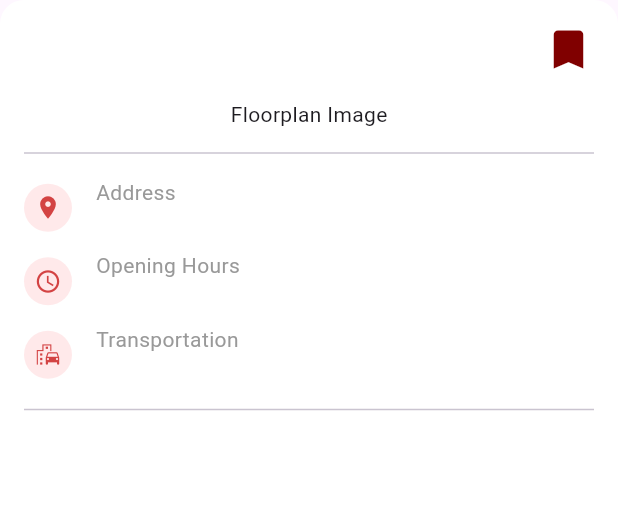
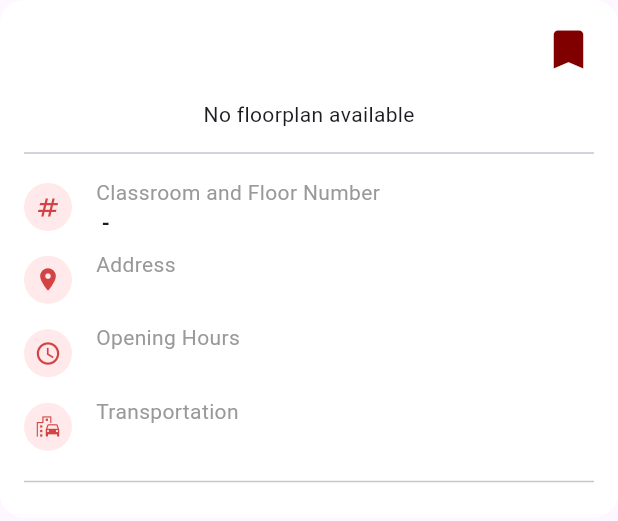
Before and after one commit to dddelacruz/UPClassroomFinder_AY2324_CS192, a Flutter app: the ClassroomDetailPage widget shown alone on an empty page, opened directly with empty values, on a phone screen of 412 x 824 dp. Shown: the top 521 px of the screen. Run offline on Flutter 3.47's test engine with Material 3 defaults, Android fonts, the light colour scheme and no system bars; our stand-ins replace cloud_firestore, firebase_core, flutter_map, latlong2, shared_preferences; accounts and stored records are empty; statements that could not run were skipped.

```diff
--- a/up_classroom_finder_ay2324_cs192/lib/pages/classroomdetail_page.dart
+++ b/up_classroom_finder_ay2324_cs192/lib/pages/classroomdetail_page.dart
@@ -1,4 +1,5 @@
 import 'package:flutter/material.dart';
+import 'package:up_classroom_finder_ay2324_cs192/pages/floorplan_listofimages.dart';
 import 'package:up_classroom_finder_ay2324_cs192/pages/floorplan_page.dart';
 
 class ClassroomDetailPage extends StatelessWidget {
@@ -12,7 +13,6 @@ class ClassroomDetailPage extends StatelessWidget {
       children: [
         Container(
             padding: EdgeInsets.all(16),
-            height: 600,
             decoration: BoxDecoration(
                 borderRadius: BorderRadius.circular(16), color: Colors.white),
             child: Column(
@@ -44,13 +44,48 @@ class ClassroomDetailPage extends StatelessWidget {
                     children: [
                       SizedBox(
                           width: MediaQuery.of(context).size.width - 80,
-                          child: Center(child: Text("Floorplan Image"))),
+                          child: FloorPlanImagePageList(
+                              buildingName: upclassroom['LOCATION'],
+                              floorNumber: upclassroom['FLOOR NUMBER'])),
                     ],
                   ),
                 ), // floorplan image row
                 Divider(),
                 Padding(
                   padding: EdgeInsets.only(top: 8, bottom: 8),
+                  child: Row(
+                    children: [
+                      CircleAvatar(
+                        radius: 16,
+                        backgroundColor: Color(0xffffe9ea),
+                        child: Icon(Icons.numbers_sharp,
+                            size: 18, color: Color(0xffd34343)),
+                      ),
+                      Padding(
+                        padding: EdgeInsets.only(left: 16),
+                        child: Column(
+                          crossAxisAlignment: CrossAxisAlignment.start,
+                          children: [
+                            Text("Classroom and Floor Number",
+                                style: TextStyle(color: Color(0xff999999))),
+                            SizedBox(
+                              width: MediaQuery.of(context).size.width - 80,
+                              child: Text(
+                                  upclassroom['CLASSROOM NUMBER'] +
+                                      ' - ' +
+                                      upclassroom['FLOOR NUMBER'],
+                                  style:
+                                      TextStyle(fontWeight: FontWeight.bold)),
+                            )
+                          ],
+                        ),
+                      ),
+                    ],
+                  ),
+                ), // classroom number and floor number row
+
+                Padding(
+                  padding: EdgeInsets.only(bottom: 8),
                   child: Row(
                     children: [
                       CircleAvatar(
--- /dev/null
+++ b/up_classroom_finder_ay2324_cs192/lib/pages/floorplan_listofimages.dart
@@ -0,0 +1,43 @@
+import 'package:flutter/material.dart';
+
+class FloorPlanImagePageList extends StatelessWidget {
+  final String buildingName;
+  final String floorNumber;
+
+  final List<String> floorplanImagePathList = [
+    'assets/floorplan_AECH_2ND.jpg',
+    'assets/floorplan_DMMME_1ST.jpg',
+    'assets/floorplan_EEEI_1ST.jpg',
+    'assets/floorplan_EEEI_2ND.jpg',
+    'assets/floorplan_NIGS_2ND.jpg',
+    'assets/floorplan_NIGS_BASEMENT.jpg',
+    'assets/floorplan_NIGS_GROUND.jpg',
+  ];
+
+  FloorPlanImagePageList(
+      {super.key, required this.buildingName, required this.floorNumber});
+
+  @override
+  Widget build(BuildContext context) {
+    switch (buildingName + floorNumber) {
+      case 'AECH2ND':
+        return Center(child: Image.asset(floorplanImagePathList[0]));
+      case 'DMMME1ST':
+        return Center(child: Image.asset(floorplanImagePathList[1]));
+      case 'EEEI1ST':
+        return Center(child: Image.asset(floorplanImagePathList[2]));
+      case 'EEEI2ND':
+        return Center(child: Image.asset(floorplanImagePathList[3]));
+      case 'NIGS2ND':
+        return Center(child: Image.asset(floorplanImagePathList[4]));
+      case 'NIGSBASEMENT':
+        return Center(child: Image.asset(floorplanImagePathList[5]));
+      case 'NIGSGROUND':
+        return Center(child: Image.asset(floorplanImagePathList[6]));
+      // INSERT OTHER FLOORPLANS
+      default:
+        return Center(child: Text("No floorplan available"));
+    }
+    ;
+  }
+}
--- a/up_classroom_finder_ay2324_cs192/lib/pages/map_page.dart
+++ b/up_classroom_finder_ay2324_cs192/lib/pages/map_page.dart
@@ -168,7 +168,7 @@ class SearchResultsPage extends StatelessWidget {
           itemBuilder: (context, index) {
             return ListTile(
               title: Text(resultList[index]['NAME']),
-              subtitle: Text(resultList[index]['LOCATION']),
+              subtitle: Text(resultList[index]['CLASSROOM NUMBER']),
               trailing: Text(resultList[index]['FLOOR NUMBER']),
               onTap: () {
                 // Navigator.push(
```
